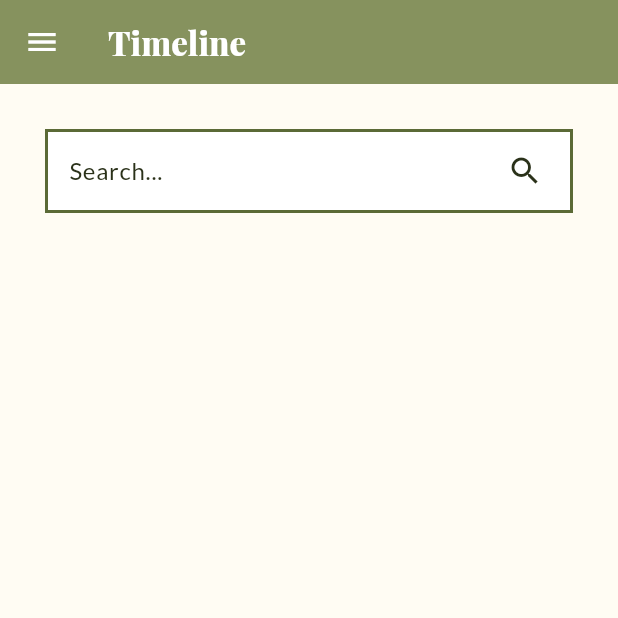
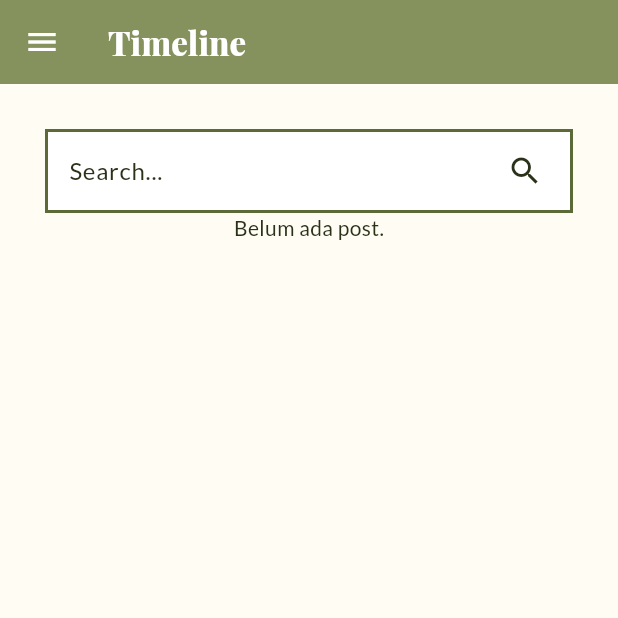
Before and after one commit to PBP-2024-F04/paku-mobile, a Flutter app: the TimelineMainPage screen opened directly, on a phone screen of 412 x 824 dp, the top half of it. Run offline on Flutter 3.47's test engine with Material 3 defaults, Android fonts, the phone set to English and light mode, and no system bars; our stand-ins replace google_fonts; missing offline and left inert: pbp_django_auth.

Commit message:
feat: improve functions

```diff
--- a/lib/screens/timeline/timeline_main.dart
+++ b/lib/screens/timeline/timeline_main.dart
@@ -23,6 +23,25 @@ class _TimelineMainPageState extends State<TimelineMainPage> {
     }
 
     return [];
+  }
+
+  Widget _postsBuilder(
+    BuildContext context,
+    AsyncSnapshot<List<Post>> snapshot,
+  ) {
+    if (snapshot.hasData && snapshot.data is List) {
+      if (snapshot.data!.isEmpty) {
+        return const Text("Belum ada post.");
+      }
+      return ListView.builder(
+        scrollDirection: Axis.vertical,
+        shrinkWrap: true,
+        itemCount: snapshot.data!.length,
+        itemBuilder: (context, index) => PostCard(snapshot.data![index]),
+      );
+    } else {
+      return const Center(child: CircularProgressIndicator());
+    }
   }
 
   @override
@@ -58,25 +77,7 @@ class _TimelineMainPageState extends State<TimelineMainPage> {
               ),
               FutureBuilder(
                 future: _fetchPosts(request),
-                builder: (context, AsyncSnapshot snapshot) {
-                  if (snapshot.data == null) {
-                    return const Center(child: CircularProgressIndicator());
-                  }
-
-                  if (snapshot.hasData) {
-                    return ListView.builder(
-                      scrollDirection: Axis.vertical,
-                      shrinkWrap: true,
-                      itemCount: snapshot.data.length,
-                      itemBuilder: (context, index) => PostCard(snapshot.data[index]),
-                    );
-                  } else {
-                    return Text(
-                      'Belum ada post.',
-                      style: Theme.of(context).textTheme.labelLarge,
-                    );
-                  }
-                },
+                builder: _postsBuilder,
               )
             ],
           ),
--- a/lib/screens/timeline/view_post.dart
+++ b/lib/screens/timeline/view_post.dart
@@ -24,7 +24,7 @@ class _ViewPostPageState extends State<ViewPostPage> {
 
   void _createComment(BuildContext context, CookieRequest request) async {
     final response = await request.postJson(
-      "http://localhost:8000/timeline/json/posts/${widget.post.id}/create_comment",
+      "http://localhost:8000/timeline/json/posts/${widget.post.id}/comments/create",
       jsonEncode({ 'text': _comment }),
     );
 
@@ -51,7 +51,7 @@ class _ViewPostPageState extends State<ViewPostPage> {
 
   Future<List<Comment>> _fetchComments(CookieRequest request) async {
     final response = await request.get(
-      'http://localhost:8000/timeline/json/posts/${widget.post.id}/show_comments',
+      'http://localhost:8000/timeline/json/posts/${widget.post.id}/comments',
     );
 
     if (response is List<dynamic>) {
```
Also changed, not shown: lib/screens/timeline/edit_comment.dart (+6 -6 lines), lib/screens/timeline/edit_post.dart (+6 -6 lines), lib/screens/timeline/widgets/post_card.dart (+50 -37 lines).
